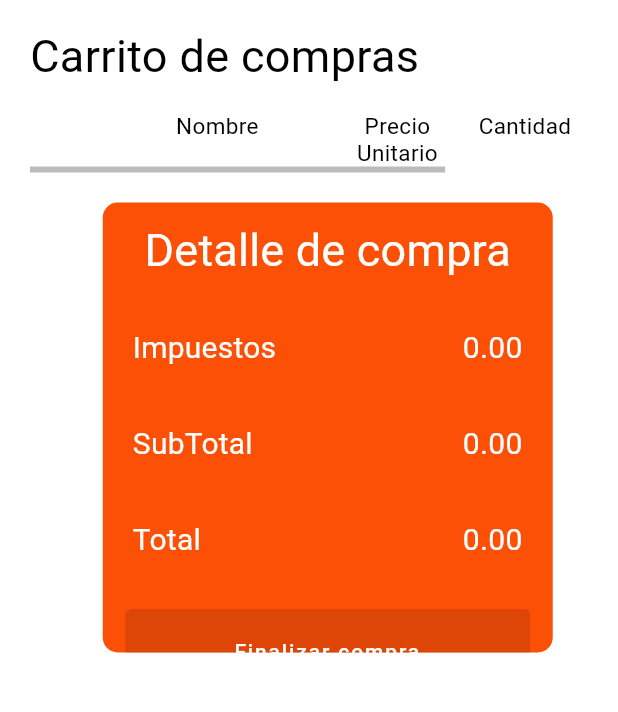
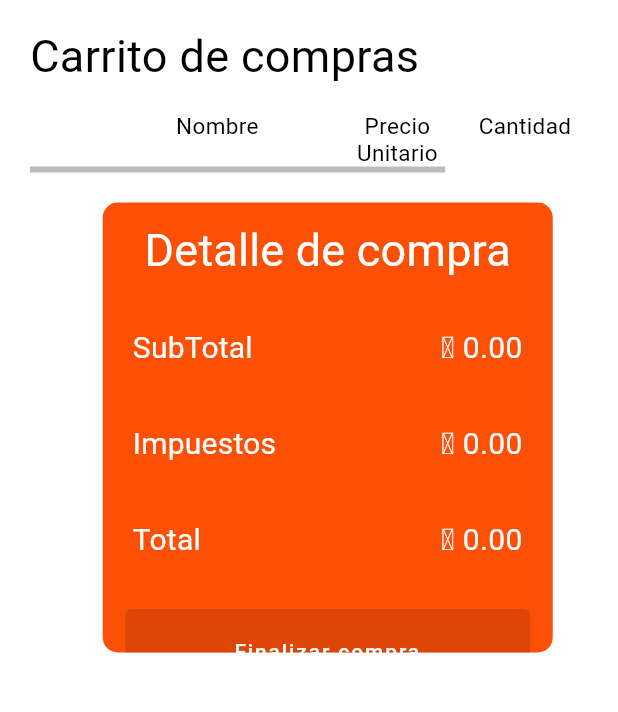
Before and after one commit to StevenMontero/veggy_meat_wep_app, a Flutter app: the ShoppingCart screen opened by its route, on a phone screen of 412 x 824 dp, the part 75-787 px from its top. Run offline on Flutter 3.47's test engine with Material 2 defaults, Android fonts, the phone set to English and light mode, and no system bars; drawn by our look-alikes of badges; our stand-ins replace bloc, carousel_slider, cloud_firestore, dio, equatable, firebase_storage and 7 more; missing offline and left inert: twilio_flutter; accounts and stored records are empty; network calls fail.

Commit message:
formateo de numeros

```diff
--- a/lib/ui/pages/shopping cart/shoppingCart.dart
+++ b/lib/ui/pages/shopping cart/shoppingCart.dart
@@ -7,6 +7,7 @@ import 'package:veggy/ui/ShoppingCartCubit/shoppingcart_cubit.dart';
 import 'package:veggy/util/sizingInfo.dart';
 import 'package:veggy/values/responsiveApp.dart';
 import 'package:google_fonts/google_fonts.dart';
+import 'package:money_formatter/money_formatter.dart';
 
 //Error de borde en tablet
 
@@ -15,6 +16,7 @@ class ShoppingCart extends StatelessWidget {
   final _scrollController = ScrollController();
   final _scrollController2 = ScrollController();
   final _scrollController3 = ScrollController();
+  late MoneyFormatter fmf;
 
   @override
   Widget build(BuildContext context) {
@@ -535,6 +537,12 @@ class ShoppingCart extends StatelessWidget {
       TextTheme themeText, ResponsiveApp responsiveApp, BuildContext context) {
     return BlocBuilder<ShoppingcartCubit, ShoppingcartState>(
       builder: (context, state) {
+        fmf = MoneyFormatter(amount: state.subtotalShoppingCart());
+        MoneyFormatterOutput subFO = fmf.output;
+        fmf = MoneyFormatter(amount: state.impuestoShoppingCart());
+        MoneyFormatterOutput impuestoFO = fmf.output;
+         fmf = MoneyFormatter(amount: state.totalShoppingCart());
+        MoneyFormatterOutput totalFO = fmf.output;
         return Container(
             height: 300,
             width: 300,
@@ -561,7 +569,7 @@ class ShoppingCart extends StatelessWidget {
                 elevation: 0,
                 child: ListTile(
                   title: Text(
-                    'Impuestos',
+                    'SubTotal',
                     textAlign: TextAlign.left,
                     style: GoogleFonts.roboto(
                       fontSize: 20,
@@ -569,7 +577,7 @@ class ShoppingCart extends StatelessWidget {
                     ),
                   ),
                   trailing: Text(
-                    state.impuestoShoppingCart().toStringAsFixed(2),
+                    '₡ '+subFO.nonSymbol,
                     textAlign: TextAlign.right,
                     style: GoogleFonts.roboto(
                       fontSize: 20,
@@ -583,7 +591,7 @@ class ShoppingCart extends StatelessWidget {
                 elevation: 0,
                 child: ListTile(
                   title: Text(
-                    'SubTotal',
+                    'Impuestos',
                     textAlign: TextAlign.left,
                     style: GoogleFonts.roboto(
                       fontSize: 20,
@@ -591,7 +599,7 @@ class ShoppingCart extends StatelessWidget {
                     ),
                   ),
                   trailing: Text(
-                    state.subtotalShoppingCart().toStringAsFixed(2),
+                    '₡ '+impuestoFO.nonSymbol,
                     textAlign: TextAlign.right,
                     style: GoogleFonts.roboto(
                       fontSize: 20,
@@ -613,7 +621,7 @@ class ShoppingCart extends StatelessWidget {
                     ),
                   ),
                   trailing: Text(
-                    state.totalShoppingCart().toStringAsFixed(2),
+                    '₡ '+totalFO.nonSymbol,
                     textAlign: TextAlign.right,
                     style: GoogleFonts.roboto(
                       fontSize: 20,
--- a/pubspec.yaml
+++ b/pubspec.yaml
@@ -47,6 +47,7 @@ dependencies:
   scroll_to_index: ^2.0.0
   dio: ^4.0.0
   twilio_flutter: ^0.0.9
+  money_formatter: ^0.0.3
 
 
 
```
Also changed, not shown: pubspec.lock.
